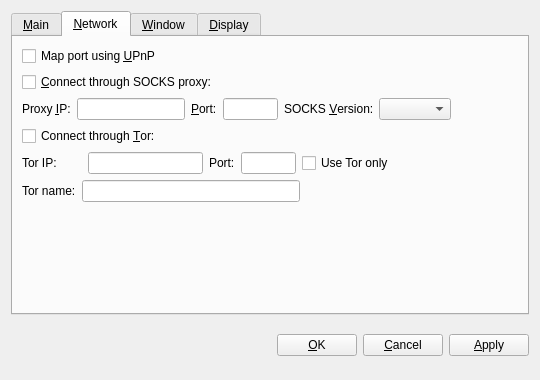
Qt form src/qt/forms/optionsdialog.ui (yacoin/yacoin) before a commit.
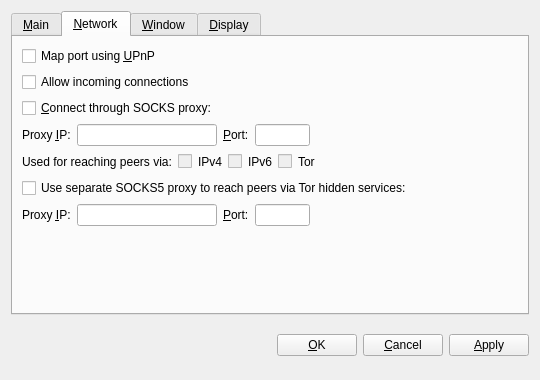
The same form after that commit. Custom widgets are drawn as their Qt base class.

Diff of the .ui file:
```diff
--- a/src/qt/forms/optionsdialog.ui
+++ b/src/qt/forms/optionsdialog.ui
@@ -130,6 +130,16 @@
          </property>
         </widget>
        </item>
+       <item>
+        <widget class="QCheckBox" name="allowIncoming">
+         <property name="toolTip">
+          <string>Accept connections from outside</string>
+         </property>
+         <property name="text">
+          <string>Allow incoming connections</string>
+         </property>
+        </widget>
+       </item>
        <item>
         <widget class="QCheckBox" name="connectSocks">
          <property name="toolTip">
@@ -157,6 +167,12 @@
          </item>
          <item>
           <widget class="QValidatedLineEdit" name="proxyIp">
+           <property name="minimumSize">
+            <size>
+             <width>140</width>
+             <height>0</height>
+            </size>
+           </property>
            <property name="maximumSize">
             <size>
              <width>140</width>
@@ -164,7 +180,7 @@
             </size>
            </property>
            <property name="toolTip">
-            <string>IP address of the proxy (e.g. 127.0.0.1)</string>
+            <string>IP address of the proxy (e.g. IPv4: 127.0.0.1 / IPv6: ::1)</string>
            </property>
           </widget>
          </item>
@@ -183,6 +199,12 @@
          </item>
          <item>
           <widget class="QLineEdit" name="proxyPort">
+           <property name="minimumSize">
+            <size>
+             <width>55</width>
+             <height>0</height>
+            </size>
+           </property>
            <property name="maximumSize">
             <size>
              <width>55</width>
@@ -194,26 +216,6 @@
            </property>
           </widget>
          </item>
-         <item>
-          <widget class="QLabel" name="socksVersionLabel">
-           <property name="text">
-            <string>SOCKS &amp;Version:</string>
-           </property>
-           <property name="textFormat">
-            <enum>Qt::PlainText</enum>
-           </property>
-           <property name="buddy">
-            <cstring>socksVersion</cstring>
-           </property>
-          </widget>
-         </item>
-         <item>
-          <widget class="QValueComboBox" name="socksVersion">
-           <property name="toolTip">
-            <string>SOCKS version of the proxy (e.g. 5)</string>
-           </property>
-          </widget>
-         </item>
          <item>
           <spacer name="horizontalSpacer_Network">
            <property name="orientation">
@@ -230,63 +232,88 @@
         </layout>
        </item>
        <item>
-        <widget class="QCheckBox" name="connectTor">
-         <property name="text">
-          <string>Connect through &amp;Tor:</string>
-         </property>
-        </widget>
-       </item>
-       <item>
-        <layout class="QHBoxLayout" name="horizontalLayout_Tor">
+        <layout class="QHBoxLayout" name="horizontalLayout_2_Network">
          <item>
-          <widget class="QLabel" name="torIpLabel">
-           <property name="minimumSize">
-            <size>
-             <width>60</width>
-             <height>0</height>
-            </size>
+          <widget class="QLabel" name="proxyActiveNets">
+           <property name="text">
+            <string>Used for reaching peers via:</string>
            </property>
+           <property name="textFormat">
+            <enum>Qt::PlainText</enum>
+           </property>
+          </widget>
+         </item>
+         <item>
+          <widget class="QCheckBox" name="proxyReachIPv4">
+           <property name="enabled">
+            <bool>false</bool>
+           </property>
+           <property name="toolTip">
+            <string>Shows if the supplied default SOCKS5 proxy is used to reach peers via this network type.</string>
+           </property>
            <property name="text">
-            <string>Tor IP:</string>
+            <string/>
            </property>
           </widget>
          </item>
          <item>
-          <widget class="QValidatedLineEdit" name="torIp">
-           <property name="maximumSize">
-            <size>
-             <width>115</width>
-             <height>16777215</height>
-            </size>
+          <widget class="QLabel" name="proxyReachIPv4Label">
+           <property name="text">
+            <string>IPv4</string>
            </property>
+           <property name="textFormat">
+            <enum>Qt::PlainText</enum>
+           </property>
           </widget>
          </item>
          <item>
-          <widget class="QLabel" name="torPortLabel">
+          <widget class="QCheckBox" name="proxyReachIPv6">
+           <property name="enabled">
+            <bool>false</bool>
+           </property>
+           <property name="toolTip">
+            <string>Shows if the supplied default SOCKS5 proxy is used to reach peers via this network type.</string>
+           </property>
            <property name="text">
-            <string>Port:</string>
+            <string/>
            </property>
           </widget>
          </item>
          <item>
-          <widget class="QLineEdit" name="torPort">
-           <property name="maximumSize">
-            <size>
-             <width>55</width>
-             <height>16777215</height>
-            </size>
+          <widget class="QLabel" name="proxyReachIPv6Label">
+           <property name="text">
+            <string>IPv6</string>
            </property>
+           <property name="textFormat">
+            <enum>Qt::PlainText</enum>
+           </property>
           </widget>
          </item>
          <item>
-          <widget class="QCheckBox" name="TorOnly">
+          <widget class="QCheckBox" name="proxyReachTor">
+           <property name="enabled">
+            <bool>false</bool>
+           </property>
+           <property name="toolTip">
+            <string>Shows if the supplied default SOCKS5 proxy is used to reach peers via this network type.</string>
+           </property>
            <property name="text">
-            <string>Use Tor only</string>
+            <string/>
            </property>
           </widget>
          </item>
          <item>
-          <spacer name="horizontalSpacer">
+          <widget class="QLabel" name="proxyReachTorLabel">
+           <property name="text">
+            <string>Tor</string>
+           </property>
+           <property name="textFormat">
+            <enum>Qt::PlainText</enum>
+           </property>
+          </widget>
+         </item>
+         <item>
+          <spacer name="horizontalSpacer_2_Network">
            <property name="orientation">
             <enum>Qt::Horizontal</enum>
            </property>
@@ -301,25 +328,83 @@
         </layout>
        </item>
        <item>
-        <layout class="QHBoxLayout" name="horizontalLayout">
+        <widget class="QCheckBox" name="connectSocksTor">
+         <property name="toolTip">
+          <string>Connect to the Bitcoin network through a separate SOCKS5 proxy for Tor hidden services.</string>
+         </property>
+         <property name="text">
+          <string>Use separate SOCKS5 proxy to reach peers via Tor hidden services:</string>
+         </property>
+        </widget>
+       </item>
+       <item>
+        <layout class="QHBoxLayout" name="horizontalLayout_3_Network">
          <item>
-          <widget class="QLabel" name="torNameLabel">
+          <widget class="QLabel" name="proxyIpTorLabel">
            <property name="text">
-            <string>Tor name:</string>
+            <string>Proxy &amp;IP:</string>
            </property>
            <property name="textFormat">
             <enum>Qt::PlainText</enum>
            </property>
            <property name="buddy">
-            <cstring>torName</cstring>
+            <cstring>proxyIpTor</cstring>
            </property>
           </widget>
          </item>
          <item>
-          <widget class="QLineEdit" name="torName"/>
+          <widget class="QValidatedLineEdit" name="proxyIpTor">
+           <property name="minimumSize">
+            <size>
+             <width>140</width>
+             <height>0</height>
+            </size>
+           </property>
+           <property name="maximumSize">
+            <size>
+             <width>140</width>
+             <height>16777215</height>
+            </size>
+           </property>
+           <property name="toolTip">
+            <string>IP address of the proxy (e.g. IPv4: 127.0.0.1 / IPv6: ::1)</string>
+           </property>
+          </widget>
          </item>
          <item>
-          <spacer name="horizontalSpacer_3">
+          <widget class="QLabel" name="proxyPortTorLabel">
+           <property name="text">
+            <string>&amp;Port:</string>
+           </property>
+           <property name="textFormat">
+            <enum>Qt::PlainText</enum>
+           </property>
+           <property name="buddy">
+            <cstring>proxyPortTor</cstring>
+           </property>
+          </widget>
+         </item>
+         <item>
+          <widget class="QLineEdit" name="proxyPortTor">
+           <property name="minimumSize">
+            <size>
+             <width>55</width>
+             <height>0</height>
+            </size>
+           </property>
+           <property name="maximumSize">
+            <size>
+             <width>55</width>
+             <height>16777215</height>
+            </size>
+           </property>
+           <property name="toolTip">
+            <string>Port of the proxy (e.g. 9050)</string>
+           </property>
+          </widget>
+         </item>
+         <item>
+          <spacer name="horizontalSpacer_4_Network">
            <property name="orientation">
             <enum>Qt::Horizontal</enum>
            </property>
```
